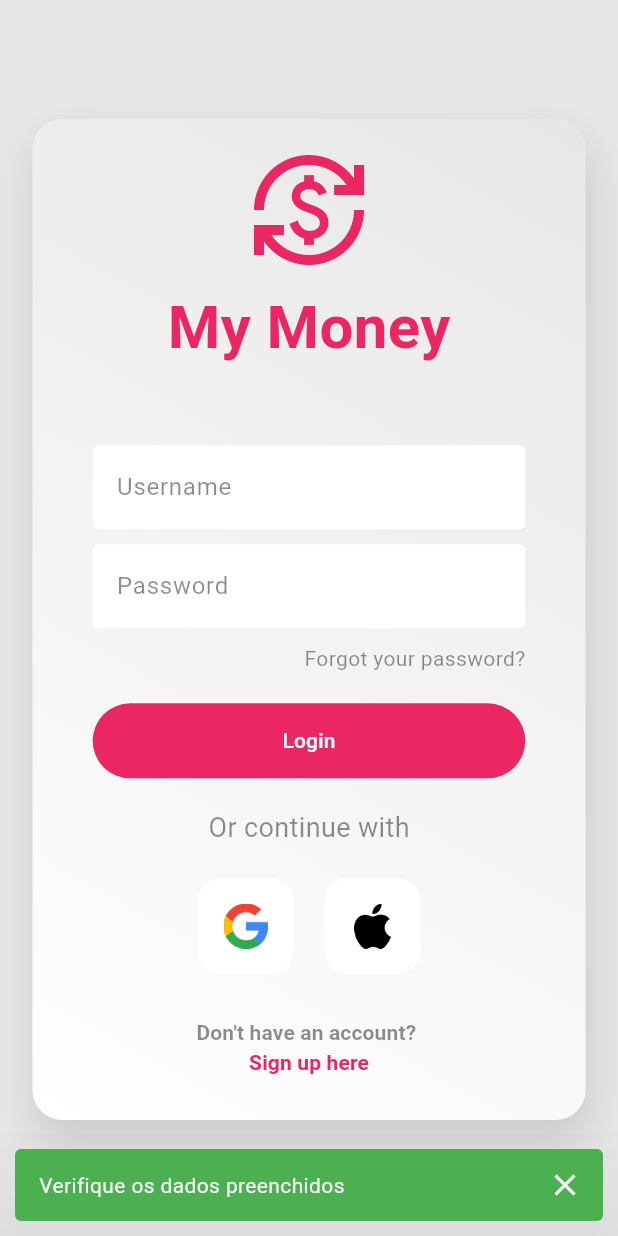
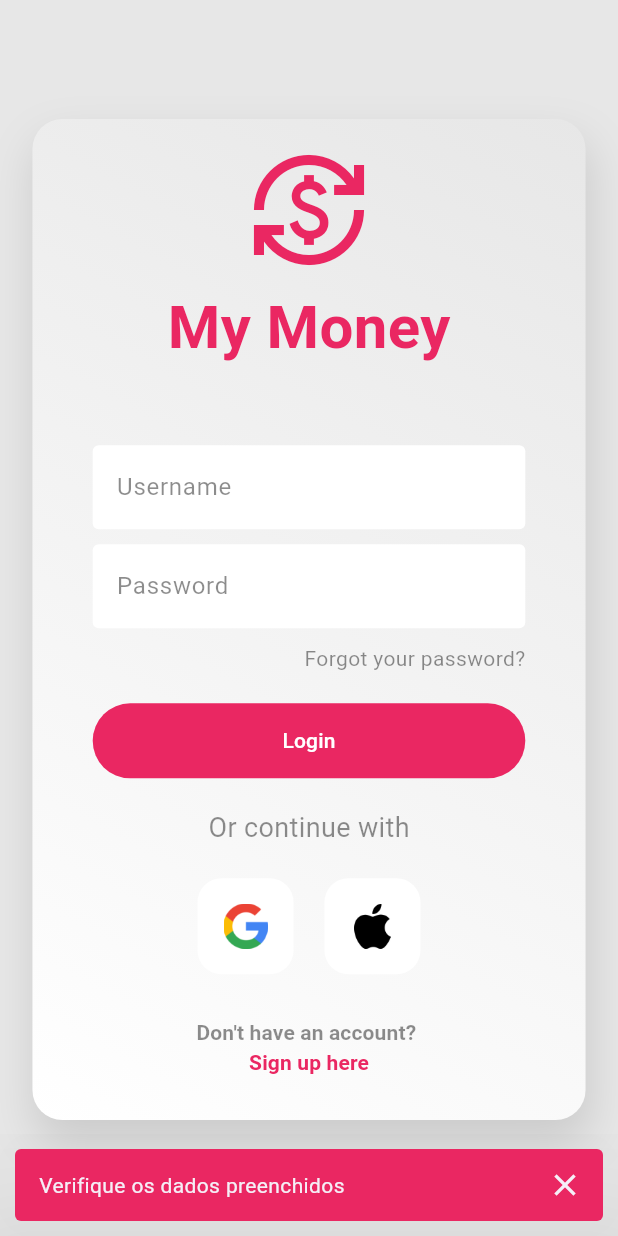
Before and after one commit to RadiHaz/my_money, a Flutter app: the screen it shows after launch, after a tap on "Login", on a phone screen of 412 x 824 dp. Run offline on Flutter 3.47's test engine with Material 2 defaults, Android fonts, the phone set to English and light mode, and no system bars; our stand-ins replace dio, flutter_mobx, flutter_secure_storage, mobx; generated files the repository leaves out were written again.

Commit message:
chore: changed snackbar color

```diff
--- a/lib/src/shared/components/app_snackbar.dart
+++ b/lib/src/shared/components/app_snackbar.dart
@@ -1,4 +1,6 @@
 import 'package:flutter/material.dart';
+
+import '../colors/app_colors.dart';
 
 class AppSnackbar {
   static void openMessage({
@@ -7,7 +9,7 @@ class AppSnackbar {
   }) {
     ScaffoldMessenger.of(context).showSnackBar(SnackBar(
         duration: const Duration(seconds: 4),
-        backgroundColor: Colors.green,
+        backgroundColor: AppColors.logo,
         elevation: 50,
         margin: const EdgeInsets.all(10),
         behavior: SnackBarBehavior.floating,
```
